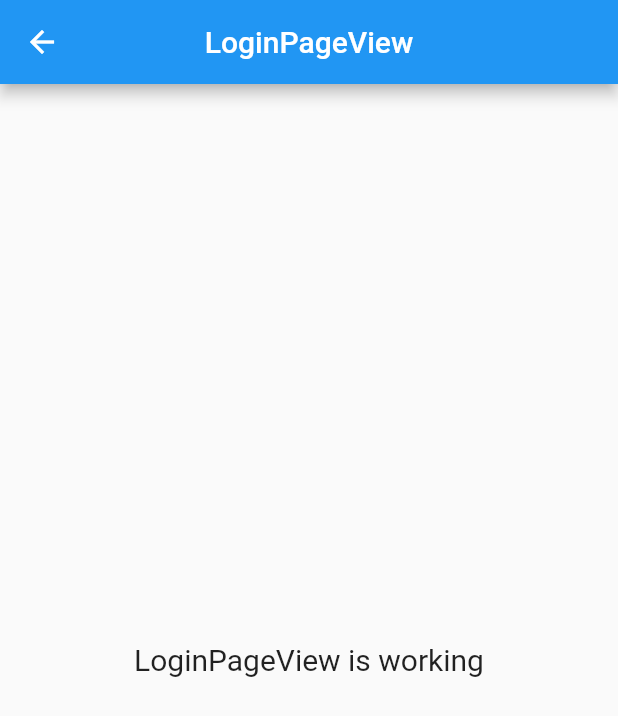
After one commit to MuhamadAkmalAmran/Te, a Flutter app: the LoginPageView screen opened by its route, on a phone screen of 412 x 824 dp. The commit adds this screen. Shown: the top 716 px of the screen. Run offline on Flutter 3.47's test engine with Material 2 defaults, Android fonts, the phone set to English and light mode, and no system bars; our stand-ins replace flutter_swiper_null_safety, get; missing offline and left inert: firedart.

Commit message:
membuat login page

```diff
--- /dev/null
+++ b/lib/app/modules/login_page/views/login_page_view.dart
@@ -0,0 +1,24 @@
+import 'package:flutter/material.dart';
+
+import 'package:get/get.dart';
+
+import '../controllers/login_page_controller.dart';
+
+class LoginPageView extends GetView<LoginPageController> {
+  const LoginPageView({Key? key}) : super(key: key);
+  @override
+  Widget build(BuildContext context) {
+    return Scaffold(
+      appBar: AppBar(
+        title: const Text('LoginPageView'),
+        centerTitle: true,
+      ),
+      body: Center(
+        child: Text(
+          'LoginPageView is working',
+          style: TextStyle(fontSize: 20),
+        ),
+      ),
+    );
+  }
+}
--- a/lib/app/routes/app_pages.dart
+++ b/lib/app/routes/app_pages.dart
@@ -10,6 +10,8 @@ import '../modules/home/bindings/home_binding.dart';
 import '../modules/home/views/home_view.dart';
 import '../modules/lapor_page/bindings/lapor_page_binding.dart';
 import '../modules/lapor_page/views/lapor_page_view.dart';
+import '../modules/login_page/bindings/login_page_binding.dart';
+import '../modules/login_page/views/login_page_view.dart';
 
 part 'app_routes.dart';
 
@@ -44,5 +46,10 @@ class AppPages {
       page: () => const HasilLaporPageView(),
       binding: HasilLaporPageBinding(),
     ),
+    GetPage(
+      name: _Paths.LOGIN_PAGE,
+      page: () => const LoginPageView(),
+      binding: LoginPageBinding(),
+    ),
   ];
 }
--- a/lib/app/routes/app_routes.dart
+++ b/lib/app/routes/app_routes.dart
@@ -8,6 +8,7 @@ abstract class Routes {
   static const LAPOR_PAGE = _Paths.LAPOR_PAGE;
   static const FORM_PAGE = _Paths.FORM_PAGE;
   static const HASIL_LAPOR_PAGE = _Paths.HASIL_LAPOR_PAGE;
+  static const LOGIN_PAGE = _Paths.LOGIN_PAGE;
 }
 
 abstract class _Paths {
@@ -17,4 +18,5 @@ abstract class _Paths {
   static const LAPOR_PAGE = '/lapor-page';
   static const FORM_PAGE = '/form-page';
   static const HASIL_LAPOR_PAGE = '/hasil-lapor-page';
+  static const LOGIN_PAGE = '/login-page';
 }
```
Also changed, not shown: lib/app/modules/login_page/bindings/login_page_binding.dart (added, +12 -0 lines), lib/app/modules/login_page/controllers/login_page_controller.dart (added, +23 -0 lines).
